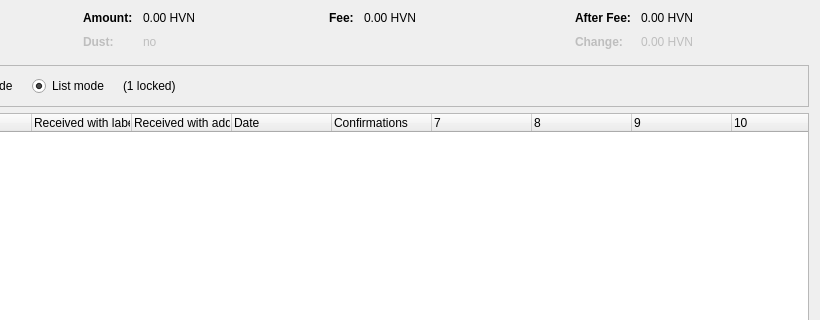
Old version of the form src/qt/forms/coincontroldialog.ui in the repository HiveProject2021/Hivecoin; both pictures show x 180 to 1000 and y 0 to 320 of the 1000 by 500 pixel window.
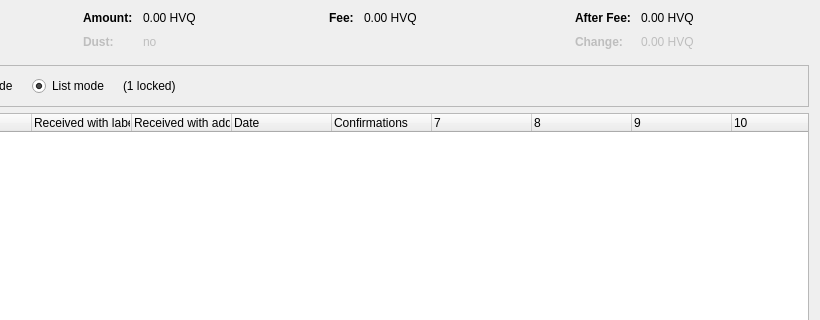
New version of the form. Custom widgets are drawn as their Qt base class.

The edit to the form file:
```diff
--- a/src/qt/forms/coincontroldialog.ui
+++ b/src/qt/forms/coincontroldialog.ui
@@ -132,7 +132,7 @@
           <enum>Qt::ActionsContextMenu</enum>
          </property>
          <property name="text">
-          <string notr="true">0.00 HVN</string>
+          <string notr="true">0.00 HVQ</string>
          </property>
          <property name="textInteractionFlags">
           <set>Qt::LinksAccessibleByMouse|Qt::TextSelectableByKeyboard|Qt::TextSelectableByMouse</set>
@@ -212,7 +212,7 @@
           <enum>Qt::ActionsContextMenu</enum>
          </property>
          <property name="text">
-          <string notr="true">0.00 HVN</string>
+          <string notr="true">0.00 HVQ</string>
          </property>
          <property name="textInteractionFlags">
           <set>Qt::LinksAccessibleByMouse|Qt::TextSelectableByKeyboard|Qt::TextSelectableByMouse</set>
@@ -257,7 +257,7 @@
           <enum>Qt::ActionsContextMenu</enum>
          </property>
          <property name="text">
-          <string notr="true">0.00 HVN</string>
+          <string notr="true">0.00 HVQ</string>
          </property>
          <property name="textInteractionFlags">
           <set>Qt::LinksAccessibleByMouse|Qt::TextSelectableByKeyboard|Qt::TextSelectableByMouse</set>
@@ -292,7 +292,7 @@
           <enum>Qt::ActionsContextMenu</enum>
          </property>
          <property name="text">
-          <string notr="true">0.00 HVN</string>
+          <string notr="true">0.00 HVQ</string>
          </property>
          <property name="textInteractionFlags">
           <set>Qt::LinksAccessibleByMouse|Qt::TextSelectableByKeyboard|Qt::TextSelectableByMouse</set>
```
